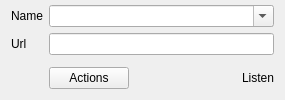
The window that src/GUI/PlayerPlugins/Stream/GUI_Stream.ui (return42/sayonara) describes before a commit, drawn with Qt 5.
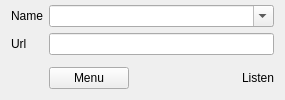
The same window after the commit. Icons and pictures are not drawn. Custom widgets are drawn as their Qt base class.

Patch:
```diff
--- a/src/GUI/PlayerPlugins/Stream/GUI_Stream.ui
+++ b/src/GUI/PlayerPlugins/Stream/GUI_Stream.ui
@@ -28,7 +28,7 @@
      <item>
       <widget class="MenuToolButton" name="btn_tool">
        <property name="text">
-        <string>Actions</string>
+        <string>Menu</string>
        </property>
       </widget>
      </item>
```
